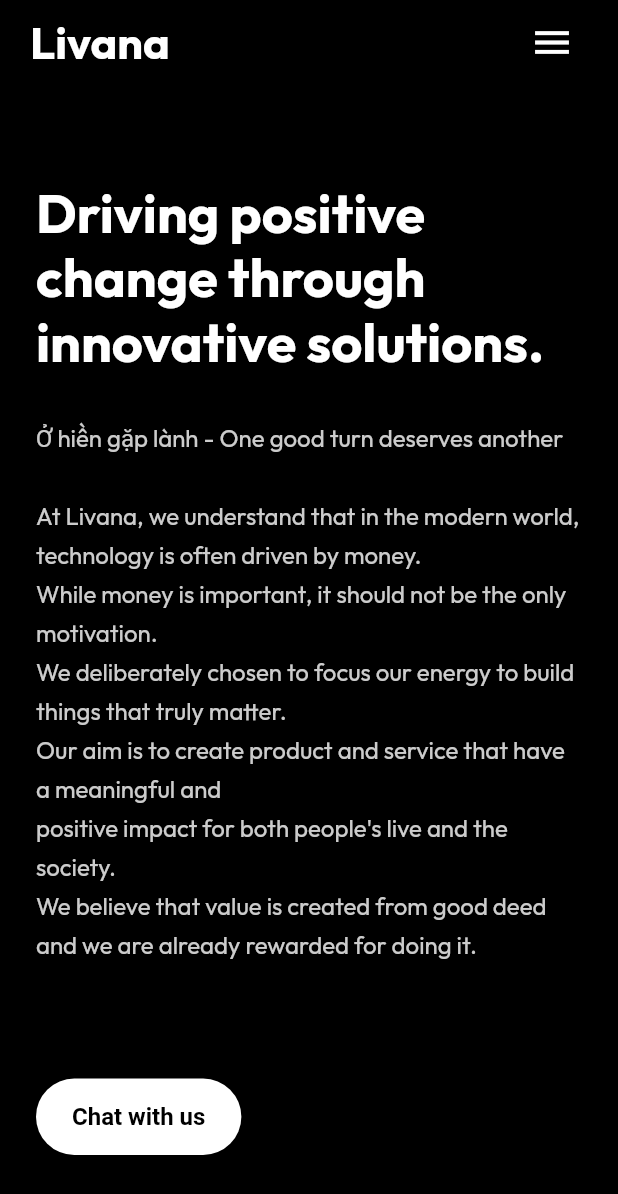
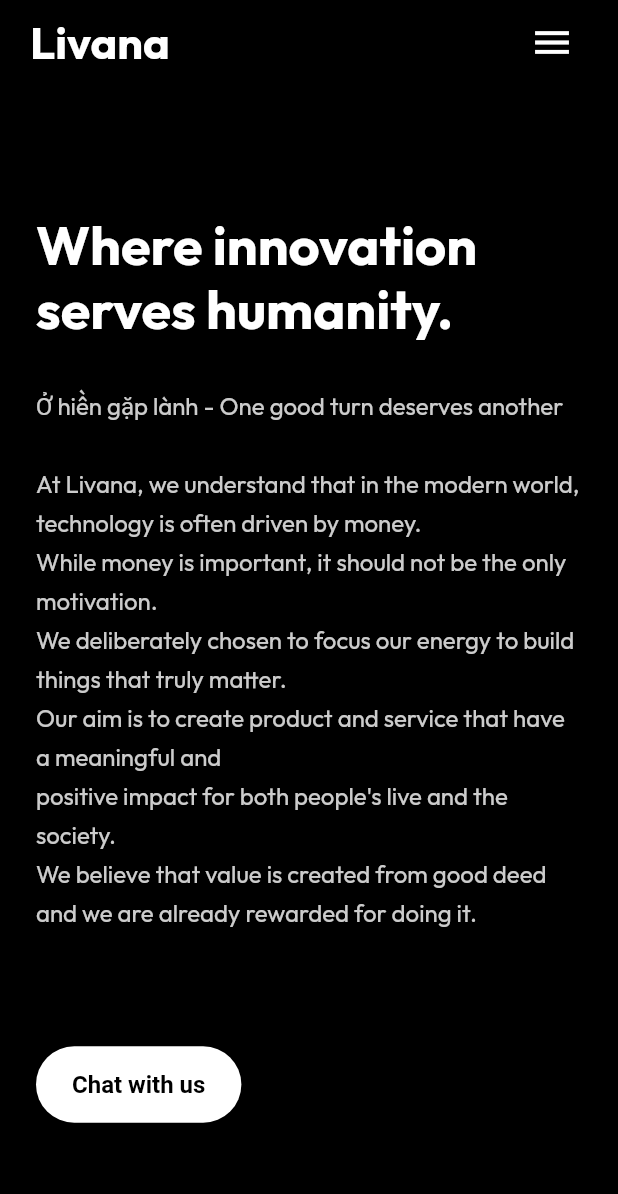
Before and after one commit to nhuquan/livana-home, a Flutter app: the screen it shows after launch, on a phone screen of 412 x 824 dp. Shown: the top 1194 px of the screen. Run offline on Flutter 3.47's test engine with Material 3 defaults, Android fonts, the phone set to English and light mode, and no system bars; our stand-ins replace google_fonts, supabase_flutter; accounts and stored records are empty.

Commit message:
fix typo

```diff
--- a/lib/screen/contact_screen.dart
+++ b/lib/screen/contact_screen.dart
@@ -145,7 +145,7 @@
           crossAxisAlignment: CrossAxisAlignment.start,
           children: <Widget>[
             Text(
-              'Please use the form below to request a quote for a\nproject, inquire about a collaboration, or simply say\nhello.',
+              'Please use the form below to request a quote for a project, inquire about a collaboration, or simply say hello.',
               style: textTheme.titleLarge?.copyWith(
                 fontSize: isSmallScreen ? 16 : 18,
                 height: 1.6,
--- a/lib/screen/home_screen.dart
+++ b/lib/screen/home_screen.dart
@@ -13,7 +13,7 @@
         crossAxisAlignment: CrossAxisAlignment.start, // Align text to the left
         children: <Widget>[
           Text(
-            'Driving positive change through innovative solutions.',
+            'Where innovation serves humanity.',
             style: textTheme.displayMedium?.copyWith(
               fontWeight: FontWeight.bold,
               fontSize: isSmallScreen ? 36 : 48,
```
Also changed, not shown: lib/screen/services_screen.dart (+4 -4 lines), 4 other files.
